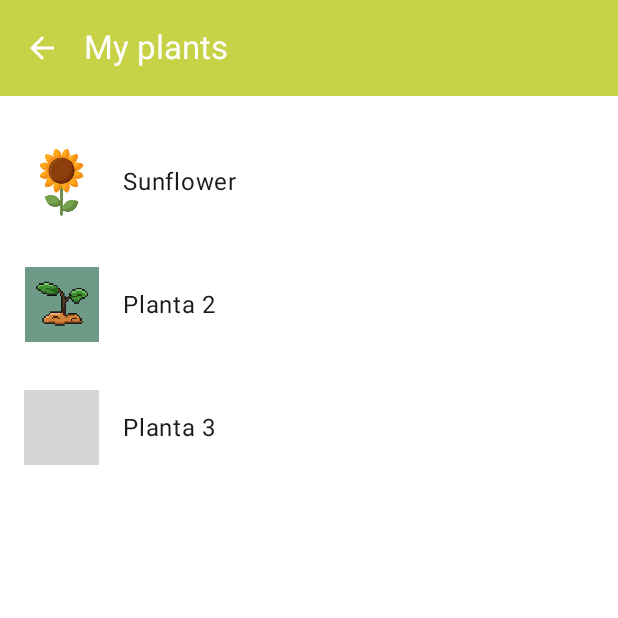
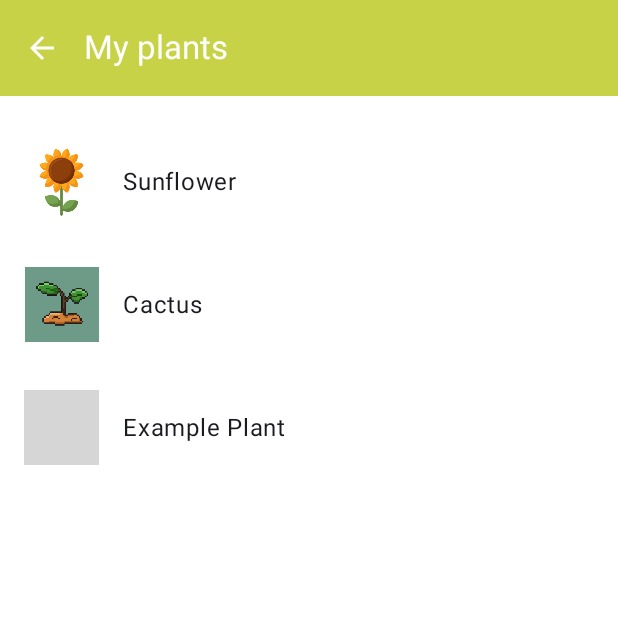
Before and after one commit to Chocolatamargo2607/UD.PPC.MyPlantSitter, an Android app built with Jetpack Compose: the screenMyPlants screen opened through its navigation route, on a phone screen of 412 x 824 dp, the top half of it. Run offline under Robolectric (Android 15) with nearby library versions, the phone set to English and light mode, and no system bars; grey boxes are pictures that could not be loaded.

Commit message:
:sparkles: Adding View (modalMyPlant) and :package: Adding images (sunflower.png)

```diff
--- /dev/null
+++ b/app/src/main/java/com/udppcmyplantsitter/dataManagement/Plant.kt
@@ -0,0 +1,9 @@
+package com.udppcmyplantsitter.dataManagement
+
+data class Plant(
+    val name: String,
+    val description: String?,
+    val image: Int?
+){
+
+}
--- a/app/src/main/java/com/udppcmyplantsitter/view/screenMyPlants.kt
+++ b/app/src/main/java/com/udppcmyplantsitter/view/screenMyPlants.kt
@@ -29,6 +29,7 @@ import androidx.compose.ui.unit.dp
 import com.example.udppcmyplantsitter.ui.theme.MainColor
 import com.example.udppcmyplantsitter.viewModel.appNavegation.appScreens
 import com.example.udppcmyplantsitter.R
+import com.udppcmyplantsitter.dataManagement.Plant
 
 @OptIn(ExperimentalMaterial3Api::class)
 @Composable
@@ -64,25 +65,27 @@ fun screenMyPlants(navController: NavController) {
 
 @Composable
 fun PlantList(navController: NavController) {
+    //ejemplo de plantas
+    val plant1 = Plant("Sunflower",null, R.drawable.sunflower)
+    val plant2 = Plant("Cactus", null, R.drawable.plantexample)
+    val plant3 = Plant("Example Plant", null, R.drawable.iconplant)
+
     //lista de plantas con su imagen
-    val plantItems = listOf(
-        PlantItem("Sunflower", R.drawable.sunflower),
-        PlantItem("Planta 2", R.drawable.plantexample),
-        PlantItem("Planta 3", R.drawable.iconplant)
-    )
+    val plantList = listOf(plant1,plant2,plant3)
+
     LazyColumn(modifier = Modifier.background(Color.White)
     ){
-        items(plantItems) { plant ->
+        items(plantList) { plant ->
             Row(
                 modifier = Modifier
                     .fillMaxWidth()
                     .padding(16.dp)
-                    .clickable { navController.navigate("Detalle/${plant.name}") },
+                    .clickable { navController.navigate(route = appScreens.modalMyPlant.router) },
                 verticalAlignment = Alignment.CenterVertically
             ) {
         Image(
-            painter = painterResource(id = plant.imageResId),
-            contentDescription = null, // descripcion de la planta
+            painter = painterResource(id = plant.image!!),
+            contentDescription = null,
             modifier = Modifier.size(50.dp)
         )
         Text(text = plant.name, modifier = Modifier.padding(start = 16.dp))
@@ -90,12 +93,10 @@ fun PlantList(navController: NavController) {
         }
     }
 }
-
-data class PlantItem(val name: String, val imageResId: Int)
 @Composable
 fun RegisterButton(navController: NavController) {
     Button(
-        onClick = {navController.navigate("/*logica boton*/")},
+        onClick = {navController.navigate(route = appScreens.screenRegisterMyPlants.router)},
         modifier = Modifier
             .padding(20.dp)
             .fillMaxWidth(),
@@ -104,9 +105,8 @@ fun RegisterButton(navController: NavController) {
         Text(text = "Register Plant")
     }
 }
-
 @Preview
 @Composable
-fun PreviewMainScreen() {
+fun screenMyPlantsPreview() {
     screenMyPlants(NavController(LocalContext.current))
 }
--- a/app/src/main/java/com/udppcmyplantsitter/viewModel/appNavegation/appScreens.kt
+++ b/app/src/main/java/com/udppcmyplantsitter/viewModel/appNavegation/appScreens.kt
@@ -10,4 +10,7 @@ sealed class appScreens (val router: String){
     object screenMyPlants: appScreens("screenMyPlants")
     object screenAssignment: appScreens("screenAssignment")
     object tabsMovements: appScreens("tabsMovements")
+    object modalMyPlant: appScreens("modalMyPlant")
+    object screenRegisterMyPlants: appScreens("screenRegisterMyPlants")
+
 }
```
Also changed, not shown: app/src/main/java/com/udppcmyplantsitter/view/modalMyPlant.kt (added, +139 -0 lines), app/src/main/java/com/udppcmyplantsitter/view/screenRegisterMyPlants.kt (added, +47 -0 lines), app/src/main/java/com/udppcmyplantsitter/viewModel/appNavegation/appNavegation.kt (+7 -0 lines).
